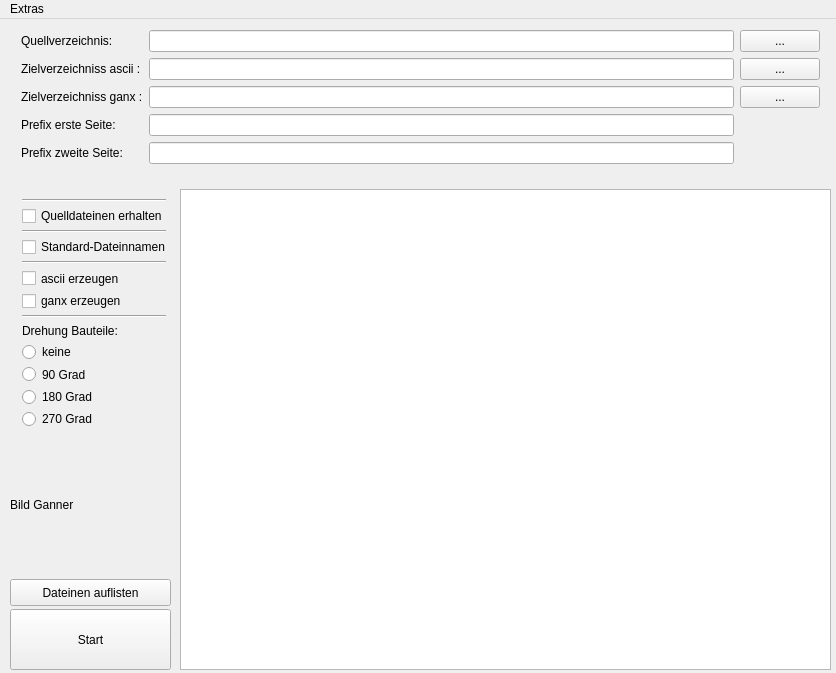
Before: the Qt Designer form mainwindow.ui in 15831944/ASCII-Assistent, drawn with Qt 5.
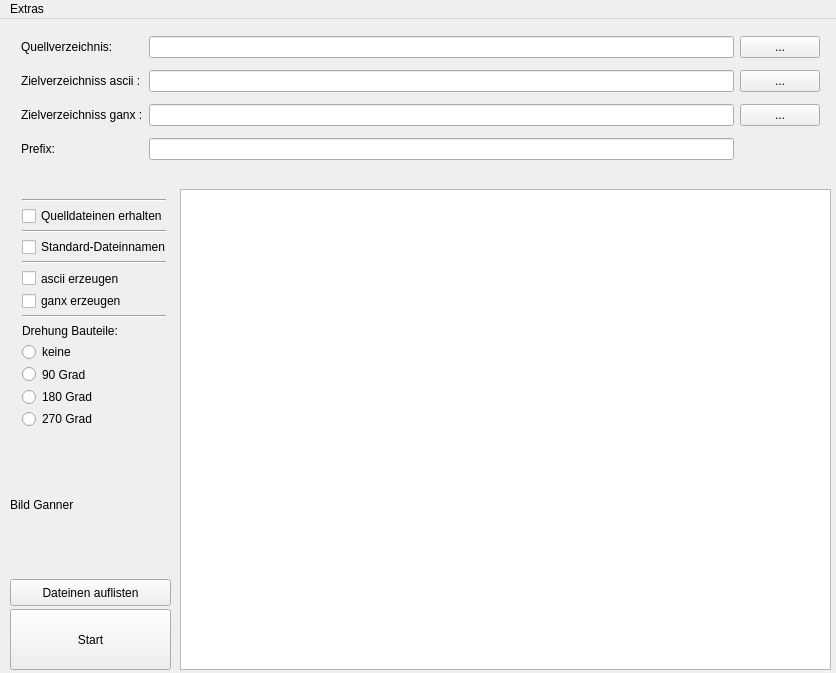
After: the same form once the commit is applied.

Commit message: Version 3 VW gibt nun 1 Datei pro BT aus

What changed in the file:
```diff
--- a/mainwindow.ui
+++ b/mainwindow.ui
@@ -77,20 +77,10 @@
        </property>
       </widget>
      </item>
-     <item row="4" column="1">
-      <widget class="QLineEdit" name="lineEdit_prefix2"/>
-     </item>
      <item row="3" column="0">
       <widget class="QLabel" name="label_prefix1">
        <property name="text">
-        <string>Prefix erste Seite:</string>
-       </property>
-      </widget>
-     </item>
-     <item row="4" column="0">
-      <widget class="QLabel" name="label_prefix2">
-       <property name="text">
-        <string>Prefix zweite Seite:</string>
+        <string>Prefix:</string>
        </property>
       </widget>
      </item>
```
The commit also changes 2 other files.
